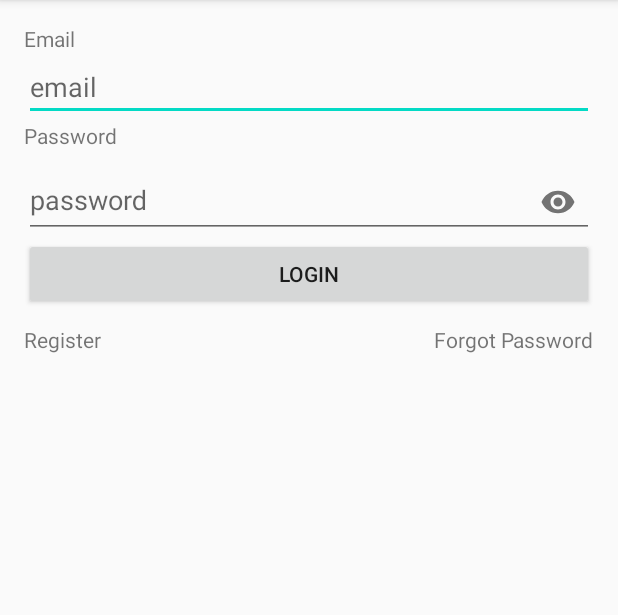
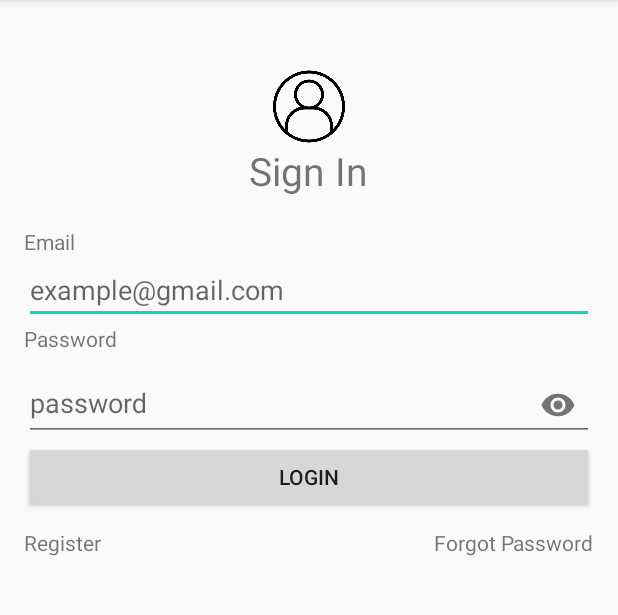
Before and after one commit to takdim/tugas3, an Android app: the Login screen opened directly, with no data from a screen before it, on a phone screen of 412 x 824 dp, the part 84-699 px from its top. Run offline under Robolectric (Android 15) with nearby library versions, the phone set to English and light mode, and no system bars; our stand-ins replace Firebase (no records; nobody signed in at launch, a user with empty details on screens opened directly).

Commit message:
sedikit perbaikan tampilan

```diff
--- a/app/src/main/res/layout/activity_login.xml
+++ b/app/src/main/res/layout/activity_login.xml
@@ -7,8 +7,19 @@
     android:padding="16dp"
     android:orientation="vertical"
     tools:context=".Login">
-
+    <ImageView
+        android:layout_width="match_parent"
+        android:layout_marginTop="30dp"
+        android:layout_height="50dp"
+        android:src="@drawable/account"/>
     <TextView
+        android:layout_width="wrap_content"
+        android:layout_height="wrap_content"
+        android:layout_gravity="center"
+        android:textSize="26dp"
+        android:text="Sign In"/>
+    <TextView
+        android:layout_marginTop="20dp"
         android:layout_width="match_parent"
         android:layout_height="wrap_content"
         android:text="@string/tvemail"/>
@@ -16,7 +27,7 @@
         android:layout_width="match_parent"
         android:layout_height="wrap_content"
         android:inputType="textEmailAddress"
-        android:hint="email"
+        android:hint="example@gmail.com"
         android:id="@+id/email"/>
     <TextView
         android:layout_width="match_parent"
--- a/app/src/main/res/layout/activity_profile.xml
+++ b/app/src/main/res/layout/activity_profile.xml
@@ -21,7 +21,7 @@
         android:layout_height="150dp"
         android:layout_gravity="center_horizontal"
         android:layout_marginTop="-50dp"
-        android:src="@drawable/ic_baseline_account_circle_24"/>
+        android:src="@drawable/account"/>
 
     <LinearLayout
         android:layout_width="300dp"
```
Also changed, not shown: app/src/main/res/layout/activity_main.xml (+9 -1 lines), app/src/main/res/drawable/account.png (added).
